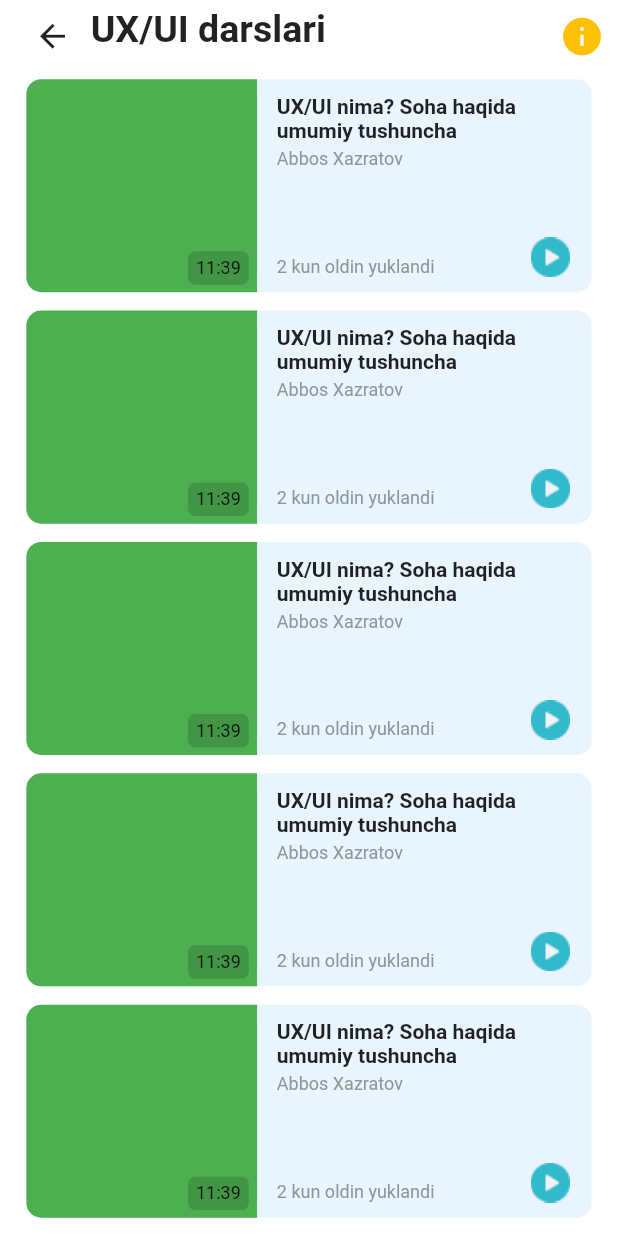
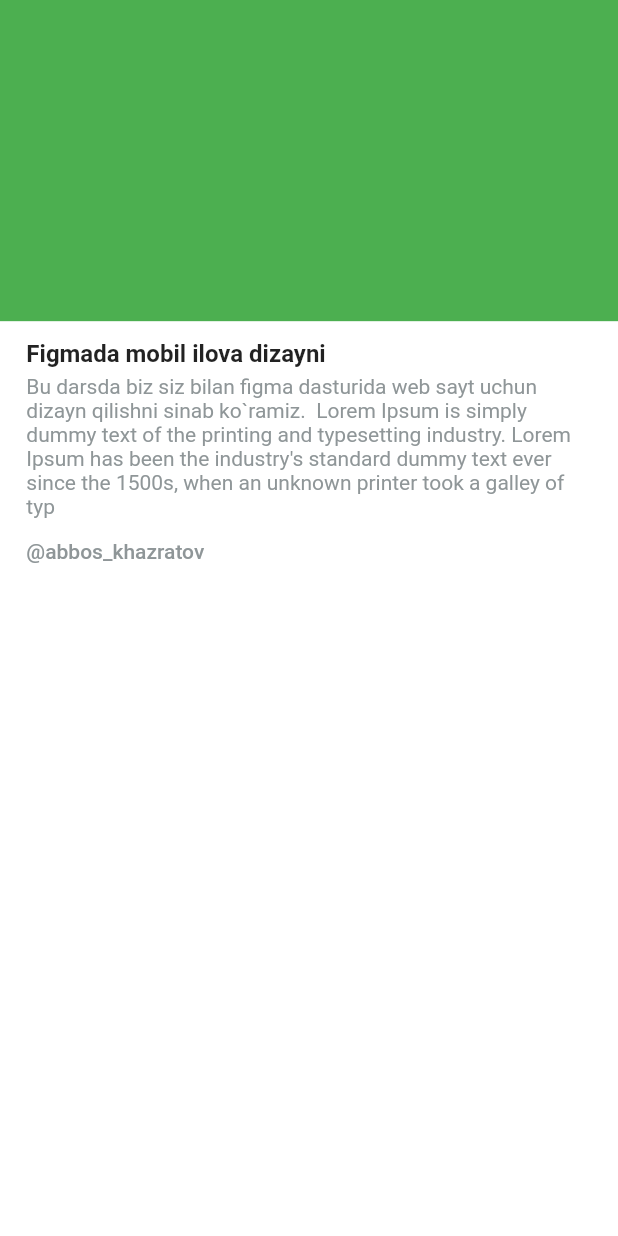
Before and after one commit to Yusuf-bek/FinalExam, a Flutter app: the screen it shows after launch, on a phone screen of 412 x 824 dp. Run offline on Flutter 3.47's test engine with Material 2 defaults, Android fonts, the phone set to English and light mode, and no system bars.

Commit message:
UI is ready

```diff
--- a/lib/core/components/text_styles.dart
+++ b/lib/core/components/text_styles.dart
@@ -82,3 +82,26 @@ class ProductPageStyles extends MyTextStyles {
     fontWeight: FontWeight.w400,
   );
 }
+
+class VideoPageStyles extends MyTextStyles {
+  VideoPageStyles._init();
+  static final VideoPageStyles _instance = VideoPageStyles._init();
+  static VideoPageStyles get instance => _instance;
+
+  TextStyle themeStyle = const TextStyle(
+    fontSize: 16,
+    fontWeight: FontWeight.w700,
+  );
+
+  TextStyle descriptionStyle = TextStyle(
+    fontSize: 14,
+    fontWeight: FontWeight.w400,
+    color: ConstColors.instance.videoDescription,
+  );
+
+  TextStyle usernameStyle = TextStyle(
+    fontSize: 14,
+    fontWeight: FontWeight.w500,
+    color: ConstColors.instance.videoDescription
+  );
+}
--- a/lib/main.dart
+++ b/lib/main.dart
@@ -2,6 +2,7 @@ import 'package:exam/core/constants/colors.dart';
 import 'package:exam/view/home_page/home_page.dart';
 import 'package:exam/view/loader_page/loader_page.dart';
 import 'package:exam/view/product_page/product_page.dart';
+import 'package:exam/view/video_page/video_page.dart';
 import 'package:flutter/material.dart';
 
 void main() {
@@ -20,7 +21,7 @@ class MyApp extends StatelessWidget {
         primaryColor: ConstColors.instance.loaderBackground,
         scaffoldBackgroundColor: Colors.white,
       ),
-      home: ProductPage(),
+      home: VideoPage(),
     );
   }
 }
--- a/lib/view/product_page/product_page.dart
+++ b/lib/view/product_page/product_page.dart
@@ -17,8 +17,8 @@ class ProductPage extends StatelessWidget {
             appBar(context),
             Expanded(
               child: ListView.builder(
-                itemCount: 5,
-                itemBuilder: (context, index) => CourseLessonsWidget(),
+                itemCount: 7,
+                itemBuilder: (context, index) => const CourseLessonsWidget(),
               ),
             ),
           ],
@@ -43,7 +43,7 @@ class ProductPage extends StatelessWidget {
                 onPressed: () {},
                 icon: const Icon(
                   Icons.arrow_back,
-                  size: 25,
+                  size: 28,
                 ),
               ),
             ),
--- /dev/null
+++ b/lib/view/video_page/video_page.dart
@@ -0,0 +1,56 @@
+import 'package:exam/core/components/size_config.dart';
+import 'package:exam/core/components/text_styles.dart';
+import 'package:flutter/material.dart';
+
+class VideoPage extends StatelessWidget {
+  const VideoPage({Key? key}) : super(key: key);
+
+  @override
+  Widget build(BuildContext context) {
+    SizeConfig().init(context);
+    return Scaffold(
+      body: SafeArea(
+        child: Column(
+          children: [
+            Container(
+              width: MediaQuery.of(context).size.width,
+              height: getHeightConfig(211),
+              color: Colors.green,
+            ),
+            Expanded(
+              child: Padding(
+                padding: EdgeInsets.symmetric(
+                  vertical: getHeightConfig(12),
+                  horizontal: getWidthConfig(16),
+                ),
+                child: SizedBox(
+                  child: Column(
+                    crossAxisAlignment: CrossAxisAlignment.start,
+                    children: [
+                      Text("Figmada mobil ilova dizayni", style: VideoPageStyles.instance.themeStyle,),
+                      Padding(
+                        padding: EdgeInsets.only(
+                          top: getHeightConfig(4),
+                          bottom: getHeightConfig(14),
+                        ),
+                        child:  Text(
+                          "Bu darsda biz siz bilan figma dasturida web sayt uchun dizayn qilishni sinab ko`ramiz.  Lorem Ipsum is simply dummy text of the printing and typesetting industry. Lorem Ipsum has been the industry's standard dummy text ever since the 1500s, when an unknown printer took a galley of typ",
+                          style: VideoPageStyles.instance.descriptionStyle,
+                        ),
+                      ),
+                      Expanded(
+                        child: SizedBox(
+                          child: Text("@abbos_khazratov", style: VideoPageStyles.instance.usernameStyle,),
+                        ),
+                      ),
+                    ],
+                  ),
+                ),
+              ),
+            ),
+          ],
+        ),
+      ),
+    );
+  }
+}
```
